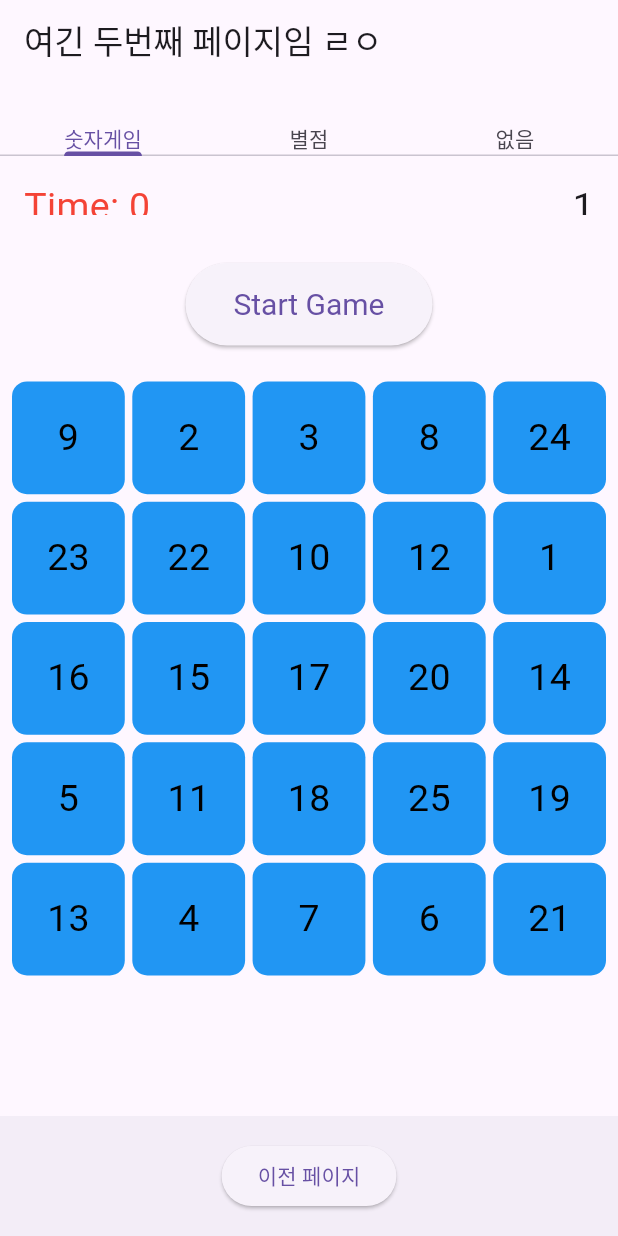
After one commit to nihilism011/flutterTest, a Flutter app: the screen it shows after launch, after a tap on "세컨페이지 이동", on a phone screen of 412 x 824 dp. The commit adds this screen. Run offline on Flutter 3.47's test engine with Material 3 defaults, Android fonts, the phone set to English and light mode, and no system bars; our stand-ins replace flutter_rating_bar; network calls fail.

Commit message:
플러터 숫자게임 제작중

```diff
--- a/lib/app/Pages/my_app.dart
+++ b/lib/app/Pages/my_app.dart
@@ -1,6 +1,9 @@
 import 'package:first_flutter_test_space/app/widget/CheckImageBoxBtn.dart';
+import 'package:first_flutter_test_space/app/widget/HttpTest.dart';
 import 'package:first_flutter_test_space/app/widget/MyTabBar.dart';
 import 'package:first_flutter_test_space/app/widget/RadioBtn.dart';
+import 'package:first_flutter_test_space/app/widget/number_game.dart';
+import 'package:first_flutter_test_space/app/widget/page_move.dart';
 import 'package:flutter/material.dart';
 
 class MyApp extends StatelessWidget {
@@ -9,11 +12,11 @@ class MyApp extends StatelessWidget {
   @override
   Widget build(BuildContext context) {
     return DefaultTabController(
-        length: 3,
+        length: 5,
         child: MaterialApp(
             home: MyTabBar(
-          title: "testSuc",
-          tabNameList: [Text("tab1"), Text("tab2"), Text("tab3")],
+          title: "여기가 헤더임 ㄹㅇ",
+          tabNameList: [Text("라디오"), Text("체크"), Text("통신"),Text("숫자게임"),Text("페이지이동")],
           tabPageList: [
             Center(child: RadioBtn()),
             Center(
@@ -23,7 +26,9 @@ class MyApp extends StatelessWidget {
                 CheckImageBoxBtn(label: "레이기에나", img: "rai.png")
               ],
             )),
-            Center(child: Text("data3"))
+            Center(child: HttpTest()),
+            Center(child: NumberGame(),),
+            Center(child: PageMove(),)
           ],
         )));
   }
--- /dev/null
+++ b/lib/app/Pages/second_page.dart
@@ -0,0 +1,33 @@
+import 'package:first_flutter_test_space/app/widget/grid_num_game.dart';
+import 'package:first_flutter_test_space/app/widget/rating_bar_test.dart';
+import 'package:flutter/material.dart';
+
+class SecondPage extends StatelessWidget {
+  const SecondPage({super.key});
+
+  @override
+  Widget build(BuildContext context) {
+    return DefaultTabController(
+      length: 3,
+      child: MaterialApp(
+          home: Scaffold(
+        appBar: AppBar(
+          title: Text("여긴 두번째 페이지임 ㄹㅇ"),
+          bottom: TabBar(tabs: [Text("숫자게임"),Text("별점"),Text("없음")]),
+        ),
+        body:TabBarView(children: [GridNumGame(),RatingBarTest(),Text("없음")]),
+
+        bottomNavigationBar: BottomAppBar(
+          child: Center(
+            child: ElevatedButton(
+              onPressed: () {
+                Navigator.pop(context);
+              },
+              child: Text("이전 페이지"),
+            ),
+          ),
+        ),
+      )),
+    );
+  }
+}
--- a/lib/app/widget/MyTabBar.dart
+++ b/lib/app/widget/MyTabBar.dart
@@ -1,4 +1,5 @@
 
+import 'package:first_flutter_test_space/app/widget/page_move.dart';
 import 'package:flutter/material.dart';
 
 class MyTabBar extends StatefulWidget {
@@ -36,6 +37,7 @@ class _MyTabBarState extends State<MyTabBar> {
         bottom: TabBar(tabs: widget.tabNameList),
       ),
       body: TabBarView(children: widget.tabPageList)
+        ,bottomNavigationBar: BottomAppBar(child: PageMove()),
     );
   }
 
--- /dev/null
+++ b/lib/app/widget/grid_num_game.dart
@@ -0,0 +1,179 @@
+import 'dart:async';
+import 'dart:math';
+import 'package:flutter/material.dart';
+
+class GridNumGame extends StatefulWidget {
+  const GridNumGame({super.key});
+
+  @override
+  State<StatefulWidget> createState() => GridNumGameState();
+}
+
+class GridNumGameState extends State<GridNumGame> {
+  List<int> numList = [];  // 숫자 리스트
+  int nextNum = 1;  // 맞춰야 할 숫자
+  int timerValue = 0;  // 타이머 값 (초)
+  late Timer _timer;  // 타이머 객체
+  bool gameStarted = false;  // 게임 시작 여부
+
+  // 게임 시작 시 숫자 리스트를 무작위로 섞음
+  @override
+  void initState() {
+    super.initState();
+    _generateRandomNumbers();
+  }
+
+  // 1~25까지의 숫자 리스트를 랜덤하게 섞음
+  void _generateRandomNumbers() {
+    numList = List<int>.generate(25, (index) => index + 1);
+    numList.shuffle(Random());  // 무작위로 섞기
+  }
+
+  // 게임 시작
+  void startGame() {
+    setState(() {
+      gameStarted = true;
+      nextNum = 1;
+      timerValue = 0;
+      _generateRandomNumbers();  // 숫자 다시 랜덤하게 섞기
+    });
+    _startTimer();  // 타이머 시작
+  }
+
+  // 타이머 시작
+  void _startTimer() {
+    _timer = Timer.periodic(Duration(seconds: 1), (timer) {
+      setState(() {
+        timerValue++;  // 매초 1초씩 증가
+      });
+    });
+  }
+
+  // 게임이 끝났을 때 호출되는 메서드
+  void _showSuccessDialog() {
+    showDialog(
+      context: context,
+      builder: (BuildContext context) {
+        return AlertDialog(
+          title: Text("Success!"),
+          content: Text("You completed the game in $timerValue seconds."),
+          actions: [
+            TextButton(
+              child: Text("OK"),
+              onPressed: () {
+                Navigator.of(context).pop();  // 다이얼로그 닫기
+                _resetGame();  // 게임 리셋
+              },
+            ),
+          ],
+        );
+      },
+    );
+  }
+
+  // 게임 리셋
+  void _resetGame() {
+    setState(() {
+      gameStarted = false;
+      nextNum = 1;
+      timerValue = 0;
+      _generateRandomNumbers();  // 숫자 다시 랜덤하게 섞기
+    });
+  }
+
+  // 맞춘 숫자에는 빨간색 표시
+  Widget btn(int label) {
+    return GestureDetector(
+      onTap: () {
+        // 숫자 클릭 시 처리할 로직 (예: 맞으면 nextNum을 증가)
+        if (label == nextNum) {
+          setState(() {
+            nextNum++;
+            // 게임이 끝났으면 다이얼로그 표시
+            if (nextNum > 25) {
+              _showSuccessDialog();
+            }
+          });
+        }
+      },
+      child: Container(
+        decoration: BoxDecoration(
+          color: label <= nextNum - 1 ? Colors.red : Colors.blue, // 맞춘 숫자는 빨간색
+          borderRadius: BorderRadius.circular(10),
+        ),
+        child: Center(
+          child: Text(
+            label.toString(),
+            style: TextStyle(
+              fontSize: 25,
+              color: label <= nextNum - 1 ? Colors.white : Colors.black,
+            ),
+          ),
+        ),
+      ),
+    );
+  }
+
+  @override
+  Widget build(BuildContext context) {
+    return Column(
+      children: [
+        // 타이머와 nextNum을 표시하는 Row 추가
+        Flexible(
+          flex: 1,
+          child: Row(
+            children: [
+              Container(
+                padding: EdgeInsets.all(16),
+                child: Text(
+                  'Time: $timerValue', // 타이머 값 표시
+                  style: TextStyle(fontSize: 25, color: Colors.red),
+                ),
+              ),
+              Spacer(),  // 오른쪽으로 공간을 밀어줌
+              Container(
+                padding: EdgeInsets.all(16),
+                alignment: Alignment.bottomRight,
+                child: Text(
+                  nextNum.toString(), // 맞춰야 할 숫자
+                  style: TextStyle(fontSize: 25),
+                ),
+              ),
+            ],
+          ),
+        ),
+        // 게임 시작 버튼
+        if (!gameStarted)
+          Padding(
+            padding: const EdgeInsets.all(16.0),
+            child: ElevatedButton(
+              onPressed: startGame,
+              style: ElevatedButton.styleFrom(
+                padding: EdgeInsets.symmetric(vertical: 16, horizontal: 32),
+                textStyle: TextStyle(fontSize: 20),
+              ),
+              child: Text(
+                'Start Game',
+                style: TextStyle(fontSize: 20),
+              ),
+            ),
+          ),
+        Flexible(
+          flex: 9,
+          child: GridView.builder(
+            padding: EdgeInsets.all(8),
+            gridDelegate: SliverGridDelegateWithFixedCrossAxisCount(
+              crossAxisCount: 5,
+              crossAxisSpacing: 5,
+              mainAxisSpacing: 5,
+            ),
+            itemCount: 25,
+            itemBuilder: (context, index) {
+              return btn(numList[index]);
+            },
+          ),
+        ),
+      ],
+    );
+  }
+}
--- /dev/null
+++ b/lib/app/widget/page_move.dart
@@ -0,0 +1,16 @@
+import 'package:first_flutter_test_space/app/Pages/second_page.dart';
+import 'package:flutter/material.dart';
+
+class PageMove extends StatelessWidget {
+  @override
+  Widget build(BuildContext context) {
+    return Center(
+      child: ElevatedButton(onPressed: (){
+        Navigator.push(
+          context,
+          MaterialPageRoute(builder: (context)=>SecondPage())
+        );
+      }, child: Text("세컨페이지 이동")),
+    );
+  }
+}
--- a/pubspec.yaml
+++ b/pubspec.yaml
@@ -26,6 +26,8 @@ environment:
 dependencies:
   flutter:
     sdk: flutter
+  http:
+  flutter_rating_bar:
 
   # 아래 줄은 애플리케이션에 Cupertino Icons 글꼴을 추가합니다.
   # iOS 스타일 아이콘을 사용하려면 CupertinoIcons 클래스를 사용하세요.
```
Also changed, not shown: lib/app/widget/HttpTest.dart (added, +44 -0 lines), lib/app/widget/number_game.dart (added, +72 -0 lines), lib/app/widget/rating_bar_test.dart (added, +26 -0 lines), pubspec.lock.
